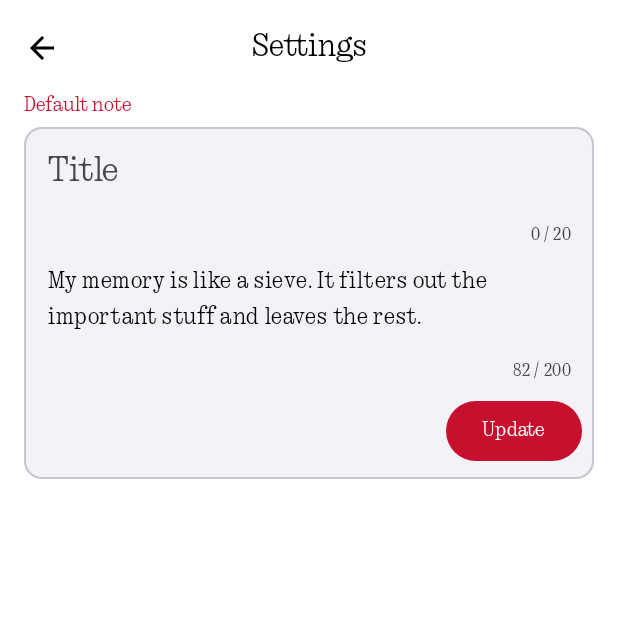
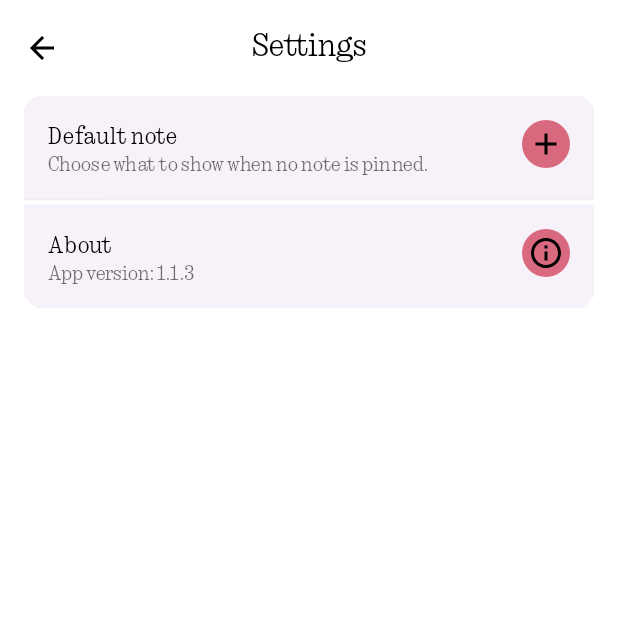
Before and after one commit to arijit4/Seton, an Android app built with Jetpack Compose: the screen it shows after launch (MainActivity), after a tap on "Add", on a phone screen of 412 x 824 dp, the top half of it. Run offline under Robolectric (Android 15) with nearby library versions, the phone set to English and light mode, and no system bars; our stand-ins replace Dagger/Hilt's generated code, Room's generated code; libraries missing offline, so code that uses them is left out: androidx.glance, androidx.glance.appwidget; Roboto replaces fonts that are not available here; 1 statement that could not run was skipped.

Commit message:
Added room for future features in Setting screen

```diff
--- a/app/build.gradle.kts
+++ b/app/build.gradle.kts
@@ -39,6 +39,7 @@ android {
     }
     buildFeatures {
         compose = true
+        buildConfig = true
     }
 }
 
--- a/app/src/main/java/com/arijit4/nothing/notes/MainActivity.kt
+++ b/app/src/main/java/com/arijit4/nothing/notes/MainActivity.kt
@@ -1,13 +1,9 @@
 package com.arijit4.nothing.notes
 
 import android.os.Bundle
-import android.util.Log
 import androidx.activity.ComponentActivity
 import androidx.activity.compose.setContent
 import androidx.activity.enableEdgeToEdge
-import androidx.compose.animation.AnimatedContentTransitionScope
-import androidx.compose.animation.slideInHorizontally
-import androidx.compose.animation.slideOutHorizontally
 import androidx.compose.foundation.layout.fillMaxSize
 import androidx.compose.material3.ExperimentalMaterial3Api
 import androidx.compose.material3.Surface
@@ -23,6 +19,7 @@ import androidx.navigation.toRoute
 import com.arijit4.nothing.notes.db.Note
 import com.arijit4.nothing.notes.db.NoteDAO
 import com.arijit4.nothing.notes.ui.screen.AddNoteScreen
+import com.arijit4.nothing.notes.ui.screen.DefaultNoteScreen
 import com.arijit4.nothing.notes.ui.screen.HomeScreen
 import com.arijit4.nothing.notes.ui.screen.SettingScreen
 import com.arijit4.nothing.notes.ui.theme.NotesTheme
@@ -51,20 +48,20 @@ class MainActivity : ComponentActivity() {
                 Surface(Modifier.fillMaxSize()) {
                     NavHost(
                         navController = navController,
-                        startDestination = Screen.Home
+                        startDestination = HomeDestination
                     ) {
-                        composable<Screen.Home> {
+                        composable<HomeDestination> {
                             HomeScreen(
                                 navController,
                                 noteDao = noteDao
                             )
                         }
-                        composable<Screen.AddNote>(
+                        composable<AddNoteDestination>(
                             typeMap = mapOf(
                                 typeOf<Note?>() to NoteNavType
                             )
                         ) {
-                            val args = it.toRoute<Screen.AddNote>()
+                            val args = it.toRoute<AddNoteDestination>()
                             val curNote = args.note
                             AddNoteScreen(
                                 note = args.note,
@@ -92,8 +89,11 @@ class MainActivity : ComponentActivity() {
                                 }
                             )
                         }
-                        composable<Screen.Settings> {
+                        composable<SettingsDestination> {
                             SettingScreen(noteDao, navController)
+                        }
+                        composable<DefaultNoteDestination> {
+                            DefaultNoteScreen(noteDao = noteDao, navController = navController)
                         }
                     }
                 }
--- a/app/src/main/java/com/arijit4/nothing/notes/NavDestinations.kt
+++ b/app/src/main/java/com/arijit4/nothing/notes/NavDestinations.kt
@@ -4,15 +4,19 @@ import com.arijit4.nothing.notes.db.Note
 import kotlinx.serialization.Serializable
 
 @Serializable
-object Screen {
-    @Serializable
-    data object Home
+sealed interface Destination
 
-    @Serializable
-    data object Settings
 
-    @Serializable
-    data class AddNote(
-        val note: Note? = null
-    )
-}
+@Serializable
+data object HomeDestination : Destination
+
+@Serializable
+data object SettingsDestination : Destination
+
+@Serializable
+data object DefaultNoteDestination : Destination
+
+@Serializable
+data class AddNoteDestination(
+    val note: Note? = null
+) : Destination
--- a/app/src/main/java/com/arijit4/nothing/notes/ui/screen/HomeScreen.kt
+++ b/app/src/main/java/com/arijit4/nothing/notes/ui/screen/HomeScreen.kt
@@ -59,8 +59,10 @@ import androidx.compose.ui.unit.dp
 import androidx.compose.ui.unit.sp
 import androidx.glance.appwidget.updateAll
 import androidx.navigation.NavHostController
+import com.arijit4.nothing.notes.AddNoteDestination
 import com.arijit4.nothing.notes.NoteWidget
-import com.arijit4.nothing.notes.Screen
+import com.arijit4.nothing.notes.Destination
+import com.arijit4.nothing.notes.SettingsDestination
 import com.arijit4.nothing.notes.db.Note
 import com.arijit4.nothing.notes.db.NoteDAO
 import com.arijit4.nothing.notes.ui.theme.NothingRed
@@ -154,7 +156,7 @@ fun HomeScreen(
                     AnimatedVisibility(selected.isEmpty()) {
                         IconButton(
                             onClick = {
-                                navController.navigate(Screen.Settings)
+                                navController.navigate(SettingsDestination)
                             }
                         ) {
                             Icon(
@@ -184,7 +186,7 @@ fun HomeScreen(
             FloatingActionButton(
                 containerColor = NothingRed,
                 onClick = {
-                    navController.navigate(Screen.AddNote())
+                    navController.navigate(AddNoteDestination())
                 }
             ) {
                 Icon(
@@ -204,7 +206,7 @@ fun HomeScreen(
                 selectedNotes = selected,
                 deleteConfirmed = deleteClicked,
                 onNoteClicked = { note ->
-                    navController.navigate(Screen.AddNote(note = note))
+                    navController.navigate(AddNoteDestination(note = note))
                 },
                 onNoteLongClicked = { note ->
                     selected = if (selected.contains(note))
--- a/app/src/main/java/com/arijit4/nothing/notes/ui/screen/SettingScreen.kt
+++ b/app/src/main/java/com/arijit4/nothing/notes/ui/screen/SettingScreen.kt
@@ -1,50 +1,40 @@
 package com.arijit4.nothing.notes.ui.screen
 
-import android.util.Log
+import androidx.compose.foundation.background
+import androidx.compose.foundation.clickable
+import androidx.compose.foundation.layout.Arrangement
+import androidx.compose.foundation.layout.Box
 import androidx.compose.foundation.layout.Column
+import androidx.compose.foundation.layout.Row
 import androidx.compose.foundation.layout.fillMaxSize
 import androidx.compose.foundation.layout.fillMaxWidth
 import androidx.compose.foundation.layout.padding
+import androidx.compose.foundation.shape.CircleShape
+import androidx.compose.foundation.shape.RoundedCornerShape
 import androidx.compose.material.icons.Icons
-import androidx.compose.material.icons.automirrored.outlined.ArrowBack
 import androidx.compose.material.icons.filled.Add
-import androidx.compose.material3.Button
-import androidx.compose.material3.CenterAlignedTopAppBar
+import androidx.compose.material.icons.filled.Info
+import androidx.compose.material.icons.outlined.Info
+import androidx.compose.material3.ElevatedCard
 import androidx.compose.material3.ExperimentalMaterial3Api
-import androidx.compose.material3.FloatingActionButton
 import androidx.compose.material3.Icon
-import androidx.compose.material3.IconButton
 import androidx.compose.material3.MaterialTheme
-import androidx.compose.material3.OutlinedCard
 import androidx.compose.material3.Scaffold
 import androidx.compose.material3.Text
-import androidx.compose.material3.TextField
-import androidx.compose.material3.TextFieldDefaults
-import androidx.compose.material3.TopAppBarDefaults
 import androidx.compose.runtime.Composable
-import androidx.compose.runtime.LaunchedEffect
-import androidx.compose.runtime.collectAsState
-import androidx.compose.runtime.getValue
-import androidx.compose.runtime.mutableStateOf
-import androidx.compose.runtime.remember
-import androidx.compose.runtime.rememberCoroutineScope
-import androidx.compose.runtime.setValue
-import androidx.compose.ui.Alignment
 import androidx.compose.ui.Modifier
+import androidx.compose.ui.draw.clip
 import androidx.compose.ui.graphics.Color
-import androidx.compose.ui.text.style.TextAlign
+import androidx.compose.ui.graphics.RectangleShape
+import androidx.compose.ui.graphics.vector.ImageVector
 import androidx.compose.ui.unit.dp
-import androidx.glance.LocalContext
-import androidx.glance.appwidget.updateAll
 import androidx.navigation.NavHostController
-import com.arijit4.nothing.notes.NoteWidget
-import com.arijit4.nothing.notes.Screen
-import com.arijit4.nothing.notes.db.Note
+import com.arijit4.nothing.notes.BuildConfig
+import com.arijit4.nothing.notes.DefaultNoteDestination
+import com.arijit4.nothing.notes.HomeDestination
+import com.arijit4.nothing.notes.Destination
 import com.arijit4.nothing.notes.db.NoteDAO
-import com.arijit4.nothing.notes.util.DESCRIPTION_CHAR_LIMIT
-import com.arijit4.nothing.notes.util.TITLE_CHAR_LIMIT
-import kotlinx.coroutines.Dispatchers
-import kotlinx.coroutines.launch
+import com.arijit4.nothing.notes.ui.screen.shared.components.CustomTopBar
 
 @OptIn(ExperimentalMaterial3Api::class)
 @Composable
@@ -52,124 +42,123 @@ fun SettingScreen(
     noteDao: NoteDAO,
     navController: NavHostController
 ) {
-    val coroutineScope = rememberCoroutineScope()
 
     Scaffold(
         modifier = Modifier
             .fillMaxSize(),
         topBar = {
-            CenterAlignedTopAppBar(
-                title = { Text("Settings") },
-                colors = TopAppBarDefaults.topAppBarColors()
-                    .copy(
-                        containerColor = Color.Transparent
-                    ),
-                actions = {
+            CustomTopBar(title = "Settings", navController = navController)
+        }
+    ) { innerPadding ->
+        val items = listOf(
+            SettingObj(
+                title = "Default note",
+                description = "Choose what to show when no note is pinned.",
+                icon = Icons.Default.Add,
+                destination = DefaultNoteDestination
+            ),
+            SettingObj(
+                title = "About",
+                description = "App version: ${BuildConfig.VERSION_NAME}",
+                icon = Icons.Outlined.Info,
+                destination = null
+            )
+        )
 
-                },
-                navigationIcon = {
-                    IconButton(
-                        onClick = {
-                            navController.popBackStack()
-                        }
-                    ) {
-                        Icon(
-                            imageVector = Icons.AutoMirrored.Outlined.ArrowBack,
-                            contentDescription = "Add"
-                        )
+        SettingCard(
+            modifier = Modifier
+                .padding(innerPadding)
+                .padding(horizontal = 16.dp),
+            settingObj = items,
+            navController = navController
+        )
+    }
+}
+
+@Composable
+fun SettingCard(
+    modifier: Modifier = Modifier,
+    label: String? = null,
+    settingObj: List<SettingObj>,
+    navController: NavHostController
+) {
+    Column(
+        modifier = modifier
+            .fillMaxWidth()
+            .clip(RoundedCornerShape(12.dp)),
+        verticalArrangement = Arrangement.spacedBy(4.dp)
+    ) {
+        if (label != null) {
+            Text(
+                text = label,
+                color = Color(0xffC6102E),
+                style = MaterialTheme.typography.labelLarge
+            )
+        }
+        settingObj.forEach { setting ->
+            SettingItem(
+                setting = setting,
+                onClick = {
+                    if (setting.destination != null) {
+                        navController.navigate(setting.destination)
                     }
                 }
             )
         }
-    ) { innerPadding ->
-        val defaultNote by noteDao.getDefaultNote().collectAsState(initial = null)
+    }
+}
 
-        var title by remember { mutableStateOf("") }
-        var description by remember { mutableStateOf("") }
-
-        if (defaultNote != null) {
-            title = defaultNote!!.title
-            description = defaultNote!!.description
-        }
-        Column(
+@Composable
+fun SettingItem(
+    modifier: Modifier = Modifier,
+    setting: SettingObj,
+    onClick: () -> Unit
+) {
+    ElevatedCard(
+        modifier = modifier
+            .fillMaxWidth()
+            .clickable(
+                enabled = setting.destination != null,
+                onClick = { onClick() }
+            ),
+        shape = RectangleShape
+    ) {
+        Row(
             modifier = Modifier
-                .padding(innerPadding)
-                .padding(horizontal = 16.dp)
+                .fillMaxWidth()
+                .padding(16.dp)
         ) {
-            Text(
-                text = "Default note",
-                color = Color(0xffC6102E),
-                style = MaterialTheme.typography.labelLarge
-            )
-            OutlinedCard(
+            Column(
+                modifier = Modifier.weight(1f)
+            ) {
+                Text(
+                    text = setting.title
+                )
+                Text(
+                    text = setting.description,
+                    style = MaterialTheme.typography.labelLarge,
+                    color = MaterialTheme.colorScheme.onSurface.copy(alpha = 0.56f)
+                )
+            }
+            Box(
                 modifier = Modifier
-                    .fillMaxWidth()
-                    .padding(top = 8.dp)
+                    .clip(CircleShape)
+                    .background(MaterialTheme.colorScheme.primary.copy(alpha = 0.6f))
+                    .padding(4.dp)
             ) {
-                TextField(
-                    value = title,
-                    onValueChange = { if (it.length <= TITLE_CHAR_LIMIT) title = it },
-                    placeholder = { Text("Title", style = MaterialTheme.typography.headlineSmall) },
-                    textStyle = MaterialTheme.typography.headlineSmall,
-                    colors = TextFieldDefaults.colors(
-                        focusedContainerColor = Color.Transparent,
-                        unfocusedContainerColor = Color.Transparent,
-                        disabledContainerColor = Color.Transparent,
-                        focusedIndicatorColor = Color.Transparent,
-                        unfocusedIndicatorColor = Color.Transparent,
-                    ),
-                    modifier = Modifier.fillMaxWidth(),
-                    supportingText = {
-                        Text(
-                            text = "${title.length} / $TITLE_CHAR_LIMIT",
-                            modifier = Modifier.fillMaxWidth(),
-                            textAlign = TextAlign.End,
-                        )
-                    },
-                    singleLine = true
+                Icon(
+                    imageVector = setting.icon,
+                    contentDescription = "Add",
+                    modifier = Modifier
                 )
-                TextField(
-                    value = description,
-                    onValueChange = { if (it.length <= DESCRIPTION_CHAR_LIMIT) description = it },
-                    placeholder = { Text("Description") },
-                    textStyle = MaterialTheme.typography.bodyLarge,
-                    colors = TextFieldDefaults.colors(
-                        focusedContainerColor = Color.Transparent,
-                        unfocusedContainerColor = Color.Transparent,
-                        disabledContainerColor = Color.Transparent,
-                        focusedIndicatorColor = Color.Transparent,
-                        unfocusedIndicatorColor = Color.Transparent,
-                    ),
-                    modifier = Modifier
-                        .fillMaxWidth(),
-                    supportingText = {
-                        Text(
-                            text = "${description.length} / $DESCRIPTION_CHAR_LIMIT",
-                            modifier = Modifier.fillMaxWidth(),
-                            textAlign = TextAlign.End,
-                        )
-                    }
-                )
-                Button(
-                    modifier = Modifier
-                        .align(Alignment.End)
-                        .padding(8.dp),
-                    onClick = {
-                        coroutineScope.launch {
-                            noteDao.updateNote(
-                                defaultNote!!.copy(
-                                    title = title,
-                                    description = description
-                                )
-                            )
-                            NoteWidget().updateAll(navController.context)
-                        }
-                        navController.popBackStack()
-                    }
-                ) {
-                    Text("Update")
-                }
             }
         }
     }
 }
+
+data class SettingObj(
+    val title: String,
+    val description: String,
+    val icon: ImageVector,
+    val destination: Destination?
+)
--- /dev/null
+++ b/app/src/main/java/com/arijit4/nothing/notes/ui/screen/shared/components/TopBar.kt
@@ -0,0 +1,50 @@
+package com.arijit4.nothing.notes.ui.screen.shared.components
+
+import androidx.compose.foundation.layout.RowScope
+import androidx.compose.material.icons.Icons
+import androidx.compose.material.icons.automirrored.filled.ArrowBack
+import androidx.compose.material.icons.outlined.Close
+import androidx.compose.material3.CenterAlignedTopAppBar
+import androidx.compose.material3.ExperimentalMaterial3Api
+import androidx.compose.material3.Icon
+import androidx.compose.material3.IconButton
+import androidx.compose.material3.Text
+import androidx.compose.material3.TopAppBarDefaults
+import androidx.compose.runtime.Composable
+import androidx.compose.ui.Modifier
+import androidx.compose.ui.graphics.Color
+import androidx.navigation.NavHostController
+
+@OptIn(ExperimentalMaterial3Api::class)
+@Composable
+fun CustomTopBar(
+    modifier: Modifier = Modifier,
+    title: String,
+    navController: NavHostController? = null,
+    actions: @Composable RowScope.() -> Unit = {},
+    navigationIcon: @Composable () -> Unit = {
+        if (navController != null) {
+            IconButton(
+                onClick = {
+                    navController.popBackStack()
+                }
+            ) {
+                Icon(
+                    imageVector = Icons.AutoMirrored.Default.ArrowBack,
+                    contentDescription = "Delete"
+                )
+            }
+        }
+    },
+) {
+    CenterAlignedTopAppBar(
+        modifier = modifier,
+        title = { Text(title) },
+        colors = TopAppBarDefaults.topAppBarColors()
+            .copy(
+                containerColor = Color.Transparent
+            ),
+        actions = actions,
+        navigationIcon = navigationIcon
+    )
+}
--- a/gradle.properties
+++ b/gradle.properties
@@ -21,3 +21,4 @@ kotlin.code.style=official
 # resources declared in the library itself and none from the library's dependencies,
 # thereby reducing the size of the R class for that library
 android.nonTransitiveRClass=true
+android.defaults.buildfeatures.buildconfig=true
```
Also changed, not shown: app/src/main/java/com/arijit4/nothing/notes/ui/screen/DefaultNoteScreen.kt (added, +134 -0 lines), app/src/main/java/com/arijit4/nothing/notes/ui/screen/shared/components/Scaffold.kt (added, +23 -0 lines).
